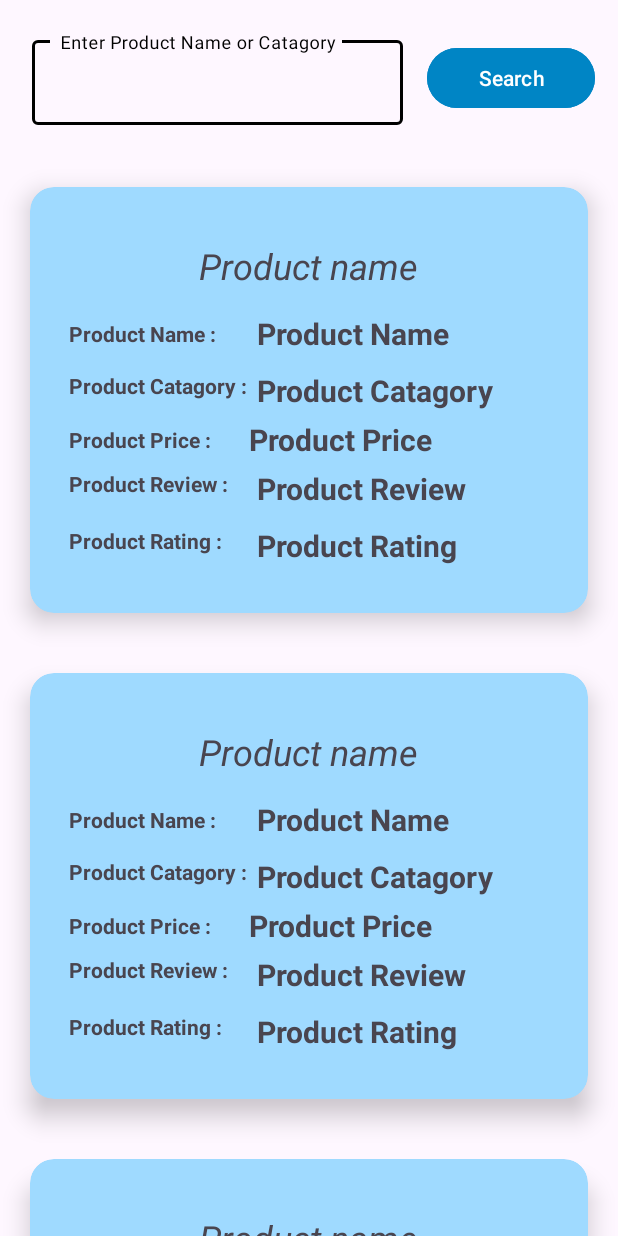
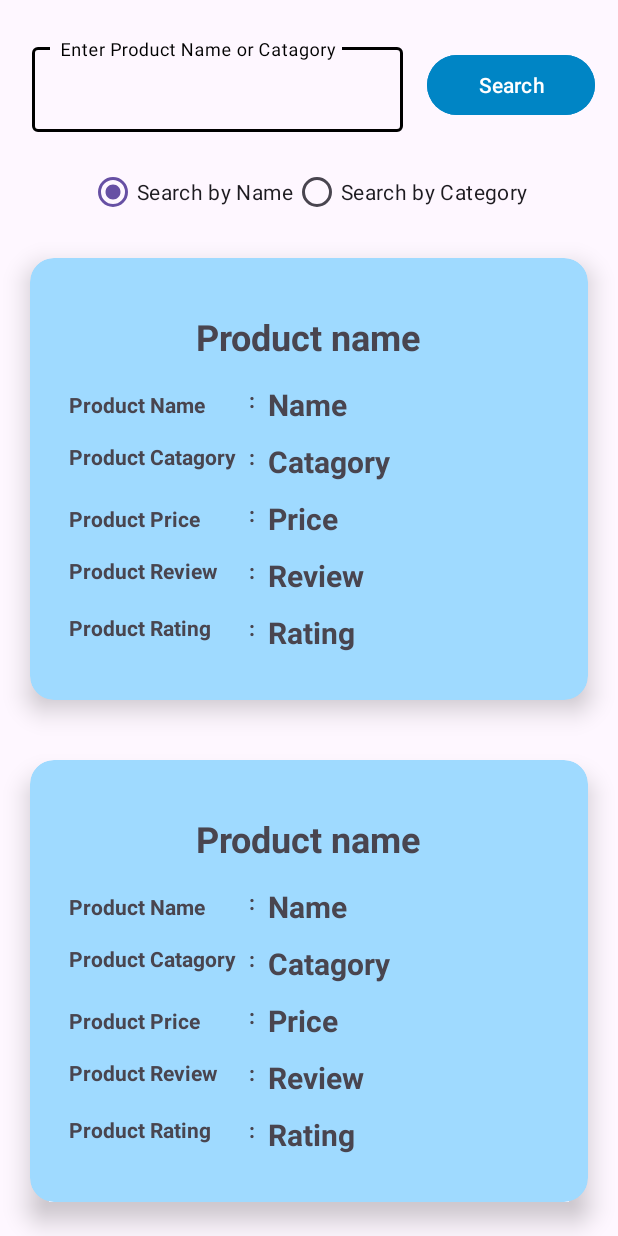
Before and after one commit to choyon-sarker/Ki-Kinbo, an Android app: the layout activity_search_product.xml on its own in the app's theme, with its tools: preview values and no code run, on a phone screen of 412 x 824 dp. Run offline under Robolectric (Android 15) with nearby library versions, the phone set to English and light mode, and no system bars.

Commit message:
Search functionality added

```diff
--- a/app/src/main/res/layout/activity_search_product.xml
+++ b/app/src/main/res/layout/activity_search_product.xml
@@ -13,7 +13,9 @@
         android:layout_width="match_parent"
         android:layout_height="wrap_content"
         android:orientation="horizontal"
-        android:layout_margin="5dp"
+        android:layout_marginTop="10dp"
+        android:layout_marginLeft="5dp"
+        android:layout_marginRight="5dp"
         >
 
         <com.google.android.material.textfield.TextInputLayout
@@ -29,8 +31,9 @@
             <com.google.android.material.textfield.TextInputEditText
                 android:id="@+id/ti_productSearchid"
                 android:layout_width="match_parent"
-                android:layout_height="wrap_content"
+                android:layout_height="match_parent"
                 android:hint=" Enter Product Name or Catagory" />
+
 
         </com.google.android.material.textfield.TextInputLayout>
 
@@ -38,13 +41,40 @@
             android:id="@+id/btnSearchid"
             android:layout_width="0dp"
             android:layout_height="wrap_content"
-            android:layout_gravity="center_vertical"
+            android:layout_gravity="center"
             android:layout_marginRight="10dp"
             android:layout_weight="0.4"
             android:gravity="center"
             android:backgroundTint="@color/blue"
             android:text="Search" />
+
     </LinearLayout>
+   <LinearLayout
+       android:layout_width="match_parent"
+       android:layout_height="wrap_content"
+       android:layout_gravity="center"
+       android:gravity="center"
+       android:orientation="vertical">
+       <RadioGroup
+           android:id="@+id/searchTypeGroup"
+           android:layout_width="wrap_content"
+           android:layout_height="wrap_content"
+           android:orientation="horizontal">
+
+           <RadioButton
+               android:id="@+id/radioSearchByName"
+               android:layout_width="wrap_content"
+               android:layout_height="wrap_content"
+               android:text="Search by Name"
+               android:checked="true" />
+
+           <RadioButton
+               android:id="@+id/radioSearchByCategory"
+               android:layout_width="wrap_content"
+               android:layout_height="wrap_content"
+               android:text="Search by Category" />
+       </RadioGroup>
+   </LinearLayout>
 
     <androidx.recyclerview.widget.RecyclerView
         android:id="@+id/recyclerViewSearchid"
--- a/app/src/main/res/layout/activity_view_product.xml
+++ b/app/src/main/res/layout/activity_view_product.xml
@@ -149,4 +149,5 @@
             android:text="Rating"/>
     </LinearLayout>
 
+
 </LinearLayout>
--- a/app/src/main/res/layout/product_list_item.xml
+++ b/app/src/main/res/layout/product_list_item.xml
@@ -24,7 +24,7 @@
             android:layout_height="wrap_content"
             android:text="Product name"
             android:layout_margin="10dp"
-            android:textStyle="italic"
+            android:textStyle="bold"
             android:textSize="24dp"/>
         <LinearLayout
             android:orientation="horizontal"
@@ -34,13 +34,18 @@
                 android:layout_gravity="center_vertical"
                 android:layout_width="120dp"
                 android:layout_height="wrap_content"
-                android:text="Product Name : "
+                android:text="Product Name "
+                android:textStyle="bold"/>
+            <TextView
+                android:layout_width="wrap_content"
+                android:layout_height="wrap_content"
+                android:text=": "
                 android:textStyle="bold"/>
             <TextView
                 android:id="@+id/tvProductNameid2"
                 android:layout_width="wrap_content"
                 android:layout_height="wrap_content"
-                android:text="Product Name"
+                android:text="Name"
                 android:textStyle="bold"
                 android:layout_margin="5dp"
                 android:textSize="20dp"/>
@@ -53,13 +58,18 @@
             <TextView
                 android:layout_width="120dp"
                 android:layout_height="wrap_content"
-                android:text="Product Catagory : "
+                android:text="Product Catagory"
+                android:textStyle="bold"/>
+            <TextView
+                android:layout_width="wrap_content"
+                android:layout_height="wrap_content"
+                android:text=": "
                 android:textStyle="bold"/>
             <TextView
                 android:id="@+id/tvProductCatagoryid"
                 android:layout_width="wrap_content"
                 android:layout_height="wrap_content"
-                android:text="Product Catagory"
+                android:text="Catagory"
                 android:textStyle="bold"
                 android:layout_margin="5dp"
                 android:textSize="20dp"/>
@@ -72,13 +82,19 @@
                 android:layout_gravity="center_vertical"
                 android:layout_width="120dp"
                 android:layout_height="wrap_content"
-                android:text="Product Price : "
+                android:text="Product Price"
+                android:textStyle="bold"/>
+            <TextView
+                android:layout_width="wrap_content"
+                android:layout_height="wrap_content"
+                android:text=": "
                 android:textStyle="bold"/>
             <TextView
                 android:id="@+id/tvProductPriceid"
                 android:layout_width="wrap_content"
                 android:layout_height="wrap_content"
-                android:text="Product Price"
+                android:text="Price"
+                android:layout_margin="5dp"
                 android:textStyle="bold"
                 android:textSize="20dp"/>
 
@@ -92,13 +108,18 @@
             <TextView
                 android:layout_width="120dp"
                 android:layout_height="wrap_content"
-                android:text="Product Review : "
+                android:text="Product Review "
+                android:textStyle="bold"/>
+            <TextView
+                android:layout_width="wrap_content"
+                android:layout_height="wrap_content"
+                android:text=": "
                 android:textStyle="bold"/>
             <TextView
                 android:id="@+id/tvProductReviewid"
                 android:layout_width="wrap_content"
                 android:layout_height="wrap_content"
-                android:text="Product Review"
+                android:text="Review"
                 android:textStyle="bold"
                 android:layout_margin="5dp"
                 android:textSize="20dp"/>
@@ -111,13 +132,18 @@
             <TextView
                 android:layout_width="120dp"
                 android:layout_height="wrap_content"
-                android:text="Product Rating : "
+                android:text="Product Rating "
+                android:textStyle="bold"/>
+            <TextView
+                android:layout_width="wrap_content"
+                android:layout_height="wrap_content"
+                android:text=": "
                 android:textStyle="bold"/>
             <TextView
                 android:id="@+id/tvProductRatingid"
                 android:layout_width="wrap_content"
                 android:layout_height="wrap_content"
-                android:text="Product Rating"
+                android:text="Rating"
                 android:textStyle="bold"
                 android:layout_margin="5dp"
                 android:textSize="20dp"/>
```
Also changed, not shown: app/src/main/java/com/devdroid/kikinbo/SearchProduct.kt (+188 -19 lines).
